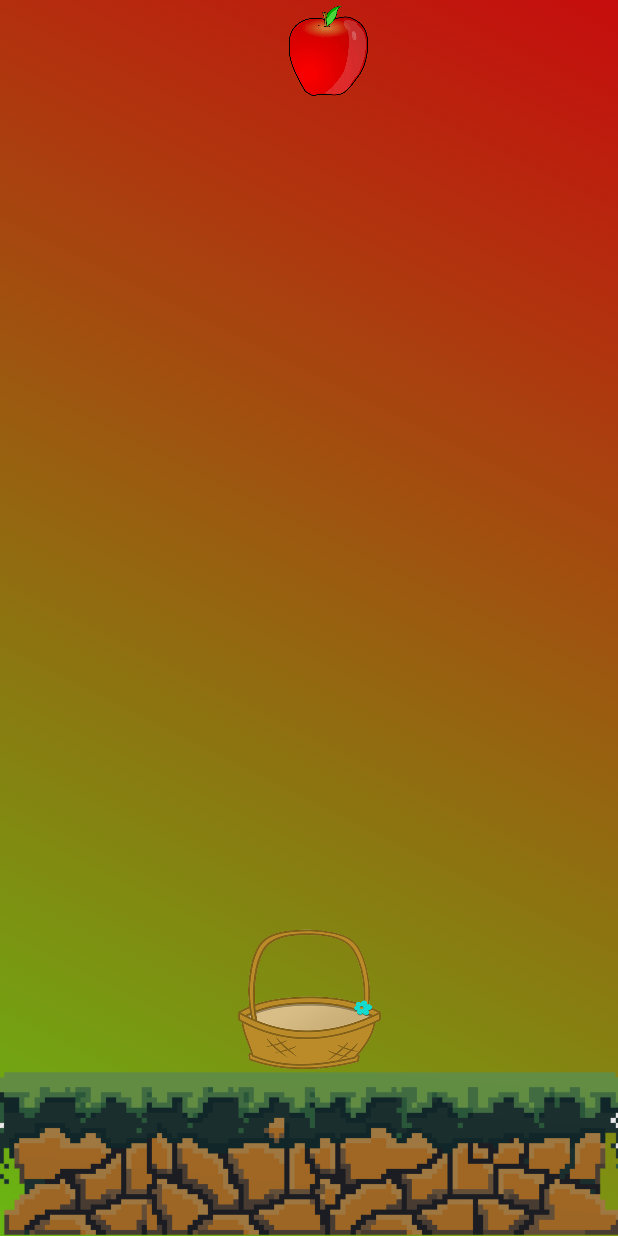
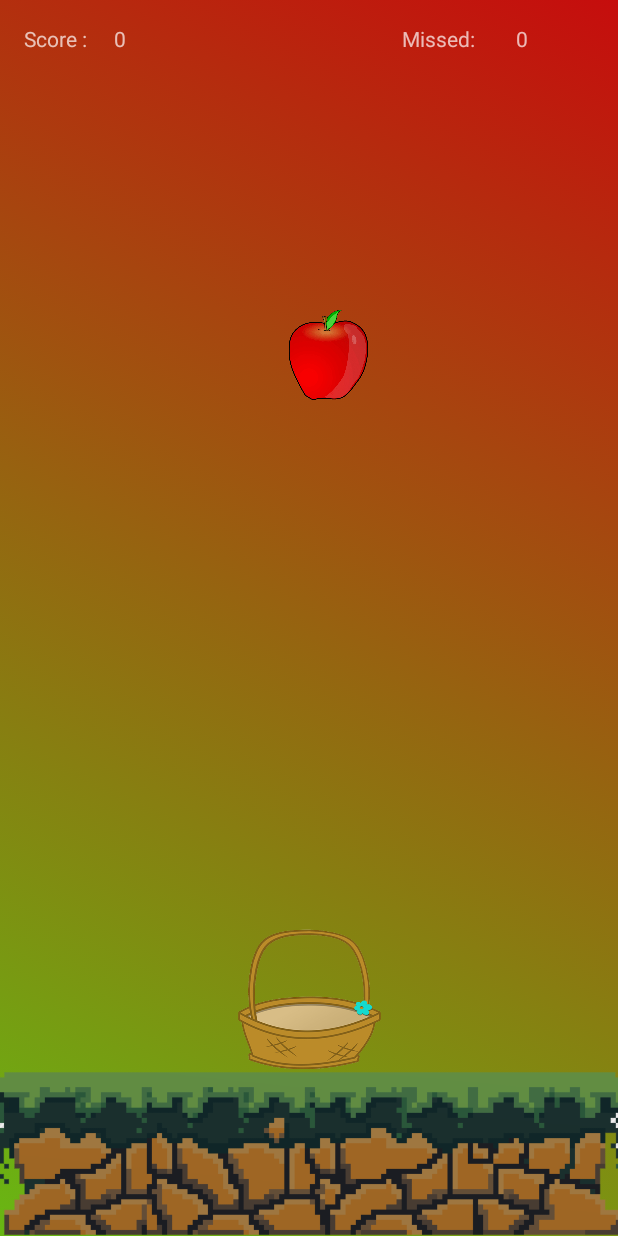
Before and after one commit to Tyr-Odinnson/AppleFrenzy, an Android app: the GameActivity screen opened directly, with no data from a screen before it, on a phone screen of 412 x 824 dp. Run offline under Robolectric (Android 15) with nearby library versions, the phone set to English and light mode, and no system bars; 1 statement that could not run was skipped.

Commit message:
Falling apples, some collision

```diff
--- a/app/src/main/AndroidManifest.xml
+++ b/app/src/main/AndroidManifest.xml
@@ -9,7 +9,9 @@
         android:roundIcon="@mipmap/ic_launcher_round"
         android:supportsRtl="true"
         android:theme="@style/Theme.AppCompat.NoActionBar">
-        <activity android:name=".GameActivity"></activity>
+        <activity android:name=".HowToActivity"></activity>
+        <activity android:name=".AuthorActivity" />
+        <activity android:name=".GameActivity" />
         <activity android:name=".SplashActivity">
             <intent-filter>
                 <action android:name="android.intent.action.MAIN" />
@@ -17,7 +19,7 @@
                 <category android:name="android.intent.category.LAUNCHER" />
             </intent-filter>
         </activity>
-        <activity android:name=".MainActivity"></activity>
+        <activity android:name=".MainActivity" />
     </application>
 
 </manifest>
--- a/app/src/main/java/com/example/applefrenzy/GameActivity.java
+++ b/app/src/main/java/com/example/applefrenzy/GameActivity.java
@@ -3,21 +3,38 @@ package com.example.applefrenzy;
 import androidx.appcompat.app.AppCompatActivity;
 import androidx.constraintlayout.widget.ConstraintLayout;
 
+import android.graphics.Point;
+import android.graphics.Rect;
 import android.graphics.drawable.AnimationDrawable;
 import android.os.Bundle;
+import android.util.Log;
+import android.view.Display;
 import android.view.GestureDetector;
 import android.view.MotionEvent;
 import android.view.View;
 import android.widget.ImageView;
+import android.widget.TextView;
 import android.widget.Toast;
 
-public class GameActivity extends AppCompatActivity implements View.OnTouchListener, GestureDetector.OnGestureListener {
+import java.util.Random;
+
+public class GameActivity extends AppCompatActivity implements View.OnTouchListener, GestureDetector.OnGestureListener ,Runnable{
     ConstraintLayout layout;
     AnimationDrawable drawable;
     GestureDetector gestureDetector;
     private ImageView apple;
     private ImageView basket;
+    TextView scoreval,missval;
+    int layoutw,layouth;
+    int speedy =10;
+    int applexpos = 10;
+    int score =0, missed =0;
+    Random r;
+    boolean appleXstate = false,appleYstate = false;
+    boolean score_state = false, miss_state = false;
 
+//    Rect r1 = new Rect(100,100,100,100);
+//    Rect r2 = new Rect(95,95,95,95);
 
 
     @Override
@@ -25,21 +42,52 @@ public class GameActivity extends AppCompatActivity implements View.OnTouchListe
         super.onCreate(savedInstanceState);
         setContentView(R.layout.activity_game);
 
+
+
         layout = findViewById(R.id.myLayout);
+        scoreval = findViewById(R.id.scoreval);
+        missval = findViewById(R.id.missingval);
+        scoreval.setText(Integer.toString(score));
+        missval.setText(Integer.toString(missed));
         gestureDetector = new GestureDetector(this);
         drawable = (AnimationDrawable) layout.getBackground();
         drawable.setEnterFadeDuration(1000);
         drawable.setExitFadeDuration(1000);
         drawable.start();
 
+         Display display = getWindowManager().getDefaultDisplay();
+         Point windsize = new Point();
+
+          display.getSize(windsize);
+          layoutw = windsize.x;
+          layouth = windsize.y;
+
+          r = new Random();
+
         apple = findViewById(R.id.appleDrop);
         basket = findViewById(R.id.basket);
+
+
+
+//        apple.getHitRect(r1);
+//        basket.getHitRect(r2);
+
         basket.setOnTouchListener(this);
 
         basket.setMaxWidth(95);
 
-        layout.setMaxWidth(1080);
-        Toast.makeText(getApplication(),"Layout  "+layout.getWidth(),Toast.LENGTH_LONG).show();
+        new Thread(this).start();
+
+
+
+
+//        Toast.makeText(getApplication(),"rect size  "+r1.width(),Toast.LENGTH_LONG).show();
+
+    }
+
+    @Override
+    protected void onStart() {
+        super.onStart();
 
     }
 
@@ -62,8 +110,12 @@ public class GameActivity extends AppCompatActivity implements View.OnTouchListe
     @Override
     public boolean onScroll(MotionEvent motionEvent, MotionEvent motionEvent1, float v, float v1) {
 
-//        if(motionEvent1.getX() <= layout.getWidth() )
+//        if(motionEvent1.getX()+basket.getWidth() <= layoutw )
 //            basket.animate().translationXBy(motionEvent1.getX()).setDuration(1000);
+//        if(basket.getX() >= layoutw)
+//        {
+//            basket.animate().translationXBy(-100).setDuration(1000);
+//        }
 //        Log.d("Test"," "+ motionEvent1.getX());
         return true;
     }
@@ -83,16 +135,100 @@ public class GameActivity extends AppCompatActivity implements View.OnTouchListe
     }
     @Override
     public boolean onTouch(View view, MotionEvent motionEvent) {
-      // Log.d("testing", "onTouch");
+
         gestureDetector.onTouchEvent(motionEvent);
 
-        if(motionEvent.getAction() == MotionEvent.ACTION_MOVE)
-        {
+        if(motionEvent.getAction() == MotionEvent.ACTION_MOVE) {
+            if (motionEvent.getX() + basket.getWidth() <= layoutw)
+               basket.animate().translationXBy(motionEvent.getX()).setDuration(1000);
+             //   basket.animate().translationX(motionEvent.getX()).setDuration(1000);
 
-              basket.animate().translationXBy(motionEvent.getX()).setDuration(100);
-
+            if (basket.getX() >= layoutw) {
+               basket.setX(100);
+               // basket.animate().translationX(basket.getWidth()).setDuration(1000);
+            }
+          collision();
+//            if ( apple.getY() >= basket.getY() && apple.getY() + apple.getHeight() >= basket.getY() + basket.getHeight()){
+//                score++;
+//                scoreval.setText(Integer.toString(score));
+//                Log.d("Test","Intersects"+ apple.getWidth()+" basket width "+basket.getWidth());
+//            }
         }
         return true;
     }
 
+    @Override
+    public void run() {
+
+
+
+        while (true) {
+            try {
+
+                Thread.sleep(100);
+
+                if (apple.getY()+apple.getHeight() <= layouth) {
+                    speedy += 20;
+                    apple.setY(speedy);
+                    collision();
+                   }
+                else
+                {
+                    appleYstate = true;
+                    speedy = 10;
+                    updatex();
+               }
+                miss_apple();
+              //  Log.d("Test", "run called " + speedy);
+            } catch (InterruptedException e) {
+                e.printStackTrace();
+            }
+
+
+        }
+
+
+    }
+
+
+    public void updatex()
+    {
+        if(appleYstate)
+        {
+            applexpos = r.nextInt(layoutw-apple.getWidth());
+            apple.setY(10);
+            apple.setX(applexpos);
+        }
+        appleYstate = false;
+    }
+
+    public void collision(){
+
+//        if ( apple.getX() >= basket.getX() && apple.getX() + apple.getWidth() <= basket.getX() + basket.getWidth()){
+//             score++;
+//             scoreval.setText(Integer.toString(score));
+//            Log.d("Test","Intersects");
+//        }
+
+        if ( apple.getY() >= basket.getY() && apple.getY() + apple.getHeight() >= basket.getY() && apple.getX() >= basket.getX() && apple.getX() + apple.getWidth() >= basket.getX()){
+            score++;
+            scoreval.setText(Integer.toString(score));
+            score_state= true;
+            miss_state = false;
+            Log.d("Test","Intersects"+ apple.getWidth()+" basket width "+basket.getWidth());
+        }
+
+    }
+
+public void miss_apple()
+{
+    if(miss_state)
+    {
+        missed++;
+        missval.setText(Integer.toString(missed));
+        miss_state = false;
+    }
+
 }
+
+}
--- a/app/src/main/res/drawable/background_playlist.xml
+++ b/app/src/main/res/drawable/background_playlist.xml
@@ -5,19 +5,19 @@
         android:duration="2000"/>
     <item
         android:drawable="@drawable/background1"
-        android:duration="2500"/>
+        android:duration="2000"/>
     <item
         android:drawable="@drawable/background2"
-        android:duration="3000"/>
+        android:duration="2000"/>
     <item
         android:drawable="@drawable/background3"
-        android:duration="3500"/>
+        android:duration="2000"/>
     <item
         android:drawable="@drawable/background4"
-        android:duration="4000"/>
+        android:duration="2000"/>
     <item
         android:drawable="@drawable/background5"
-        android:duration="4500"/>
+        android:duration="2000"/>
 
 
 </animation-list>
--- a/app/src/main/res/layout/activity_game.xml
+++ b/app/src/main/res/layout/activity_game.xml
@@ -7,6 +7,27 @@
     android:id="@+id/myLayout"
     android:background="@drawable/background_playlist"
     tools:context=".GameActivity">
+
+    <TextView
+        android:id="@+id/missingapple"
+        android:layout_width="60dp"
+        android:layout_height="30dp"
+        android:layout_marginTop="16dp"
+        android:layout_marginEnd="84dp"
+        android:layout_marginRight="84dp"
+        android:text="Missed:"
+        app:layout_constraintEnd_toEndOf="parent"
+        app:layout_constraintTop_toTopOf="parent" />
+
+    <TextView
+        android:id="@+id/missingval"
+        android:layout_width="60dp"
+        android:layout_height="32dp"
+        android:layout_marginStart="16dp"
+        android:layout_marginLeft="16dp"
+        android:layout_marginTop="16dp"
+        app:layout_constraintStart_toEndOf="@+id/missingapple"
+        app:layout_constraintTop_toTopOf="parent" />
 
     <ImageView
         android:id="@+id/appleDrop"
@@ -46,4 +67,23 @@
         app:layout_constraintStart_toStartOf="parent"
         app:srcCompat="@drawable/ground" />
 
+    <TextView
+        android:id="@+id/scoretxt"
+        android:layout_width="60dp"
+        android:layout_height="30dp"
+        android:layout_marginStart="16dp"
+        android:layout_marginLeft="16dp"
+        android:layout_marginTop="16dp"
+        android:text="Score :"
+        app:layout_constraintStart_toStartOf="parent"
+        app:layout_constraintTop_toTopOf="parent" />
+
+    <TextView
+        android:id="@+id/scoreval"
+        android:layout_width="60dp"
+        android:layout_height="32dp"
+        android:layout_marginTop="16dp"
+        app:layout_constraintStart_toEndOf="@+id/scoretxt"
+        app:layout_constraintTop_toTopOf="parent" />
+
 </androidx.constraintlayout.widget.ConstraintLayout>
```
Also changed, not shown: app/src/main/java/com/example/applefrenzy/AuthorActivity.java (added, +14 -0 lines), app/src/main/java/com/example/applefrenzy/HowToActivity.java (added, +14 -0 lines), app/src/main/java/com/example/applefrenzy/MainActivity.java (+14 -14 lines), app/src/main/res/layout/activity_author.xml (added, +9 -0 lines), app/src/main/res/layout/activity_how_to.xml (added, +9 -0 lines).
